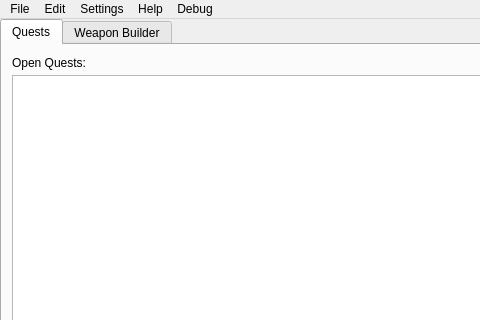
Above: src/gui_main.ui from ThePi1/SPT-Trader-Builder before the change; both pictures show x 0 to 480 and y 0 to 320 of the 859 by 602 pixel window. Below: the same form after it.
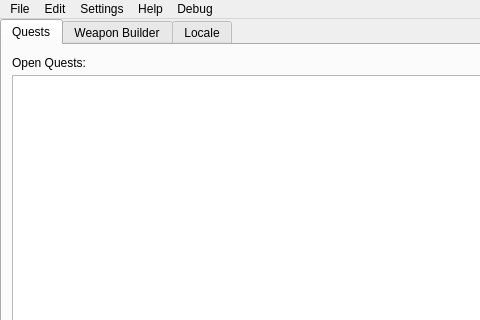
That is the form after the change. The open tabs and pages were chosen to show the change. Icons and pictures are not drawn.

Commit message: Adding crappy locale stub generator

Patch:
```diff
--- a/src/gui_main.ui
+++ b/src/gui_main.ui
@@ -229,6 +229,11 @@
       </property>
      </widget>
     </widget>
+    <widget class="QWidget" name="locale_tab">
+     <attribute name="title">
+      <string>Locale</string>
+     </attribute>
+    </widget>
    </widget>
   </widget>
   <widget class="QStatusBar" name="statusBar">
```
Left out of the diff: 12 changed lines with no effect on the pictures. The commit also changes 3 other files.
